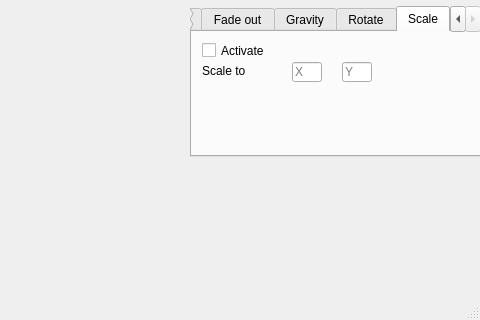
First picture: the form in tools/ParticleEditor/mainwindow.ui, repository threkk/psibranch3irrlicht, before the edit; both pictures show x 370 to 850 and y 480 to 800 of the 850 by 800 pixel window.
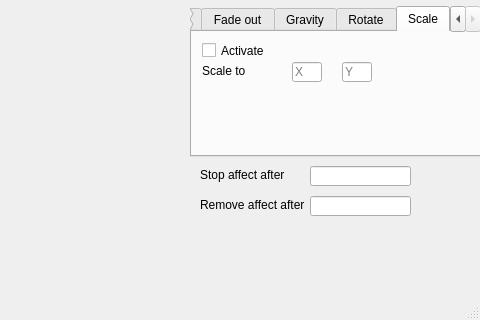
Second picture: the form after the edit.

Commit message: Added 2 fields for the Remove After and Stop Emitting after.

What changed in the file:
```diff
--- a/tools/ParticleEditor/mainwindow.ui
+++ b/tools/ParticleEditor/mainwindow.ui
@@ -1231,6 +1231,70 @@
      </widget>
     </widget>
    </widget>
+   <widget class="QLineEdit" name="lineEdit_StopEmittingAfter">
+    <property name="geometry">
+     <rect>
+      <x>680</x>
+      <y>610</y>
+      <width>101</width>
+      <height>20</height>
+     </rect>
+    </property>
+    <property name="inputMask">
+     <string/>
+    </property>
+    <property name="placeholderText">
+     <string/>
+    </property>
+   </widget>
+   <widget class="QLineEdit" name="lineEdit_RemoveAffectAfter">
+    <property name="geometry">
+     <rect>
+      <x>680</x>
+      <y>640</y>
+      <width>101</width>
+      <height>20</height>
+     </rect>
+    </property>
+    <property name="inputMask">
+     <string/>
+    </property>
+    <property name="placeholderText">
+     <string/>
+    </property>
+   </widget>
+   <widget class="QLabel" name="label_OutlineOnly_2">
+    <property name="geometry">
+     <rect>
+      <x>570</x>
+      <y>610</y>
+      <width>120</width>
+      <height>16</height>
+     </rect>
+    </property>
+    <property name="text">
+     <string>Stop affect after</string>
+    </property>
+    <property name="alignment">
+     <set>Qt::AlignBottom|Qt::AlignLeading|Qt::AlignLeft</set>
+    </property>
+   </widget>
+   <widget class="QLabel" name="label_OutlineOnly_3">
+    <property name="geometry">
+     <rect>
+      <x>570</x>
+      <y>640</y>
+      <width>120</width>
+      <height>16</height>
+     </rect>
+    </property>
+    <property name="text">
+     <string>Remove affect after</string>
+    </property>
+    <property name="alignment">
+     <set>Qt::AlignBottom|Qt::AlignLeading|Qt::AlignLeft</set>
+    </property>
+   </widget>
   </widget>
   <widget class="QMenuBar" name="menuBar">
    <property name="geometry">
```
The commit also changes 1 other file.
